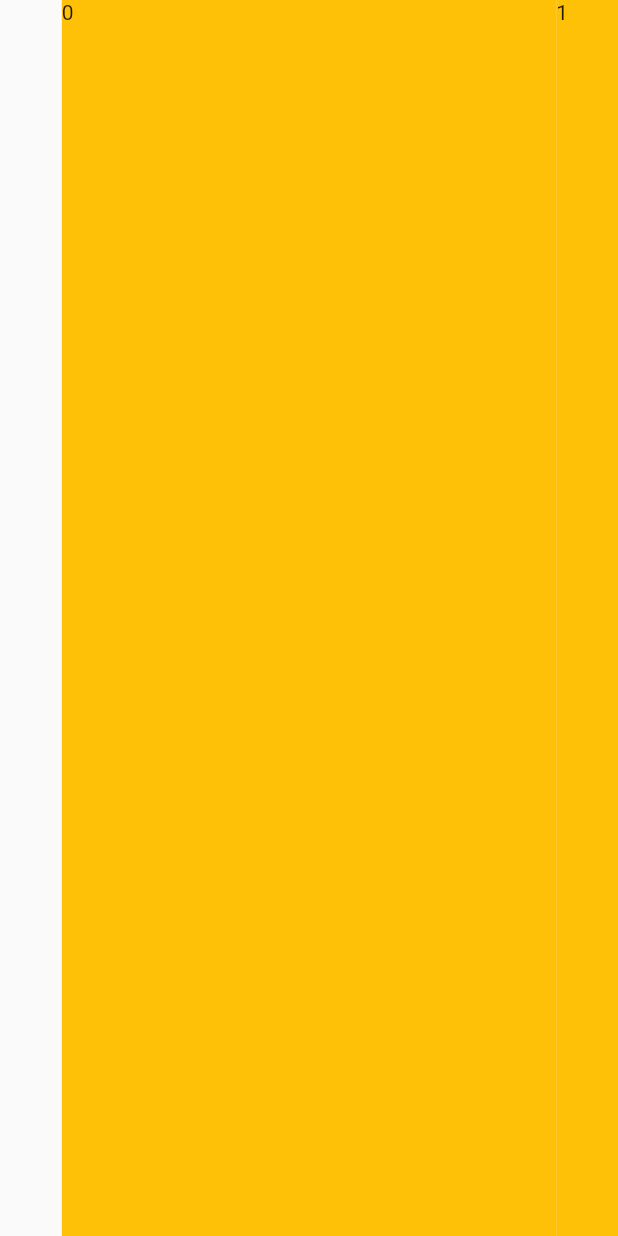
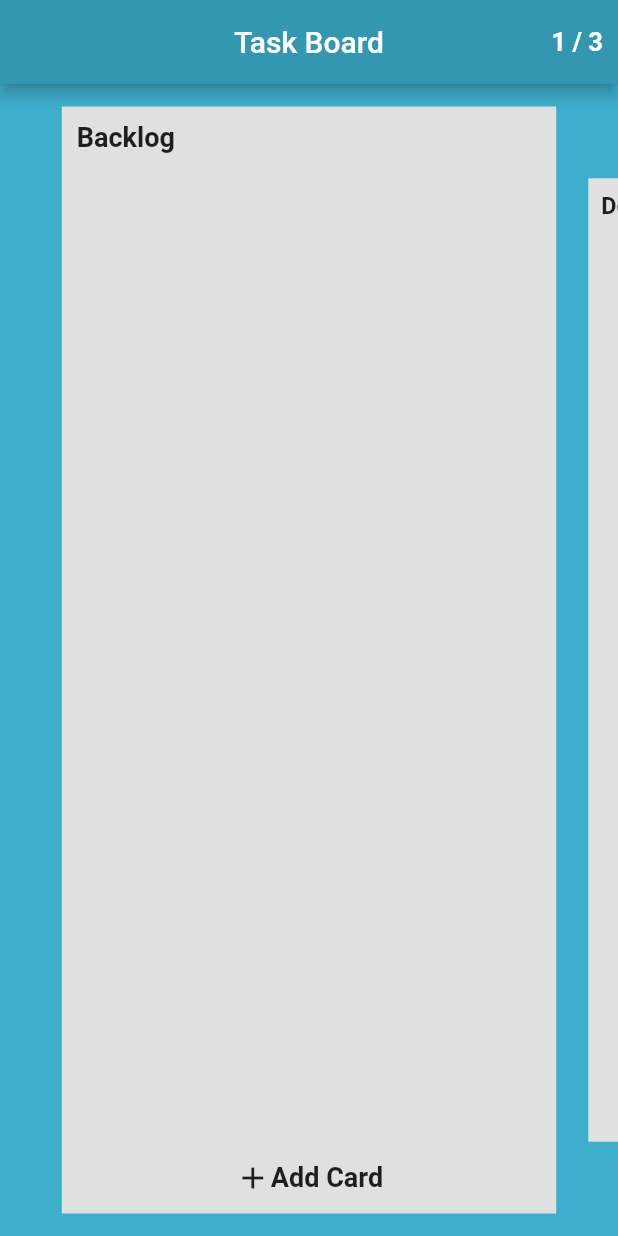
Before and after one commit to mertguven/task, a Flutter app: the screen it shows after launch, on a phone screen of 412 x 824 dp. Run offline on Flutter 3.47's test engine with Material 2 defaults, Android fonts, the phone set to English and light mode, and no system bars; drawn by our look-alikes of carousel_slider.

Commit message:
4.1.2021 güncelleme

```diff
--- a/lib/pages/task_page.dart
+++ b/lib/pages/task_page.dart
@@ -7,23 +7,134 @@ class TaskPage extends StatefulWidget {
 }
 
 class _TaskPageState extends State<TaskPage> {
+  int currentPageIndex = 1;
+  int totalPageCount = 3;
+  List<int> totalTask = List(3);
+
+  @override
+  void initState() {
+    totalTask[0] = 0;
+    totalTask[1] = 0;
+    totalTask[2] = 0;
+    super.initState();
+  }
+
   @override
   Widget build(BuildContext context) {
     return Scaffold(
-      body: CarouselSlider.builder(
+      appBar: AppBar(
+        title: Text("Task Board"),
+        centerTitle: true,
+        backgroundColor: Color(0xff3497b1),
+        actions: [
+          Center(
+            child: Padding(
+              padding: EdgeInsets.only(right: 10),
+              child: Text(
+                "$currentPageIndex / $totalPageCount",
+                style: TextStyle(
+                  fontSize: 17,
+                  fontWeight: FontWeight.bold,
+                ),
+              ),
+            ),
+          ),
+        ],
+      ),
+      body: Container(
+        color: Color(0xff3daecc),
+        child: CarouselSlider.builder(
+          itemCount: totalPageCount,
           options: CarouselOptions(
+            reverse: false,
             height: double.infinity,
-          reverse: false,
+            enlargeCenterPage: true,
             enableInfiniteScroll: false,
+            onPageChanged: (index, reason) {
+              setState(() {
+                currentPageIndex = index + 1;
+              });
+            },
           ),
-        itemCount: 3,
           itemBuilder: (context, index) {
             return Container(
-            color: Colors.amber,
-            width: double.infinity,
-            child: Text(index.toString()),
+              margin: EdgeInsets.only(top: 15, bottom: 15),
+              padding: EdgeInsets.symmetric(horizontal: 10),
+              color: Colors.grey.shade300,
+              child: Column(
+                crossAxisAlignment: CrossAxisAlignment.start,
+                children: [
+                  Padding(
+                    padding: EdgeInsets.symmetric(vertical: 10),
+                    child: Text(
+                      index == 0
+                          ? "Backlog"
+                          : index == 1
+                              ? "Doing"
+                              : "Done",
+                      style:
+                          TextStyle(fontSize: 18, fontWeight: FontWeight.bold),
+                    ),
+                  ),
+                  Expanded(
+                    child: ListView.separated(
+                      separatorBuilder: (context, index) {
+                        return SizedBox(height: 5);
+                      },
+                      shrinkWrap: true,
+                      itemCount: totalTask[index],
+                      itemBuilder: (context, index) {
+                        return customCard(index);
+                      },
+                    ),
+                  ),
+                  Align(
+                    alignment: Alignment.bottomCenter,
+                    child: FlatButton(
+                      onPressed: () {
+                        setState(() {
+                          totalTask[index]++;
+                        });
+                      },
+                      child: Row(
+                        mainAxisAlignment: MainAxisAlignment.center,
+                        children: [
+                          Icon(Icons.add),
+                          Text(
+                            "Add Card",
+                            style: TextStyle(
+                                fontSize: 18, fontWeight: FontWeight.bold),
+                          ),
+                        ],
+                      ),
+                    ),
+                  ),
+                ],
+              ),
             );
           },
+        ),
+      ),
+    );
+  }
+
+  Widget customCard(int index) {
+    return Card(
+      color: Colors.white,
+      shadowColor: Colors.white,
+      elevation: 7,
+      child: Padding(
+        padding: const EdgeInsets.all(8.0),
+        child: Column(
+          children: [
+            Text("asdasdasd" * (index + 20)),
+            SizedBox(height: 10),
+            Align(
+              alignment: Alignment.bottomRight,
+              child: CircleAvatar(child: Text("MG")),
+            ),
+          ],
+        ),
       ),
     );
   }
```
Lines whose indentation alone changed are shown as unchanged.
